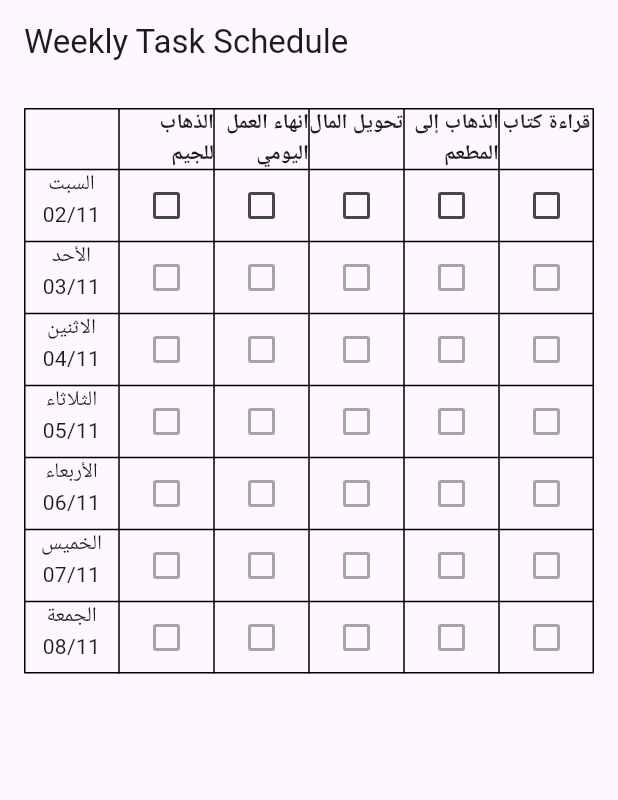
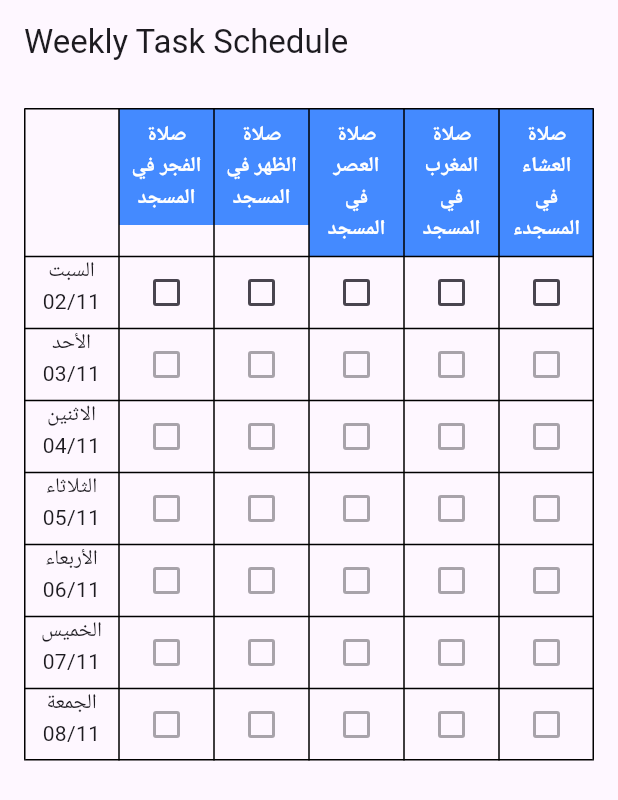
Before and after one commit to hmada2024/observer, a Flutter app: the screen it shows after launch, on a phone screen of 412 x 824 dp. Shown: the top 800 px of the screen. Run offline on Flutter 3.47's test engine with Material 3 defaults, Android fonts, the phone set to English and light mode, and no system bars; our stand-ins replace get, shared_preferences.

Commit message:
clean for comints  and change the tasks

```diff
--- a/lib/controllers/task_controller.dart
+++ b/lib/controllers/task_controller.dart
@@ -4,6 +4,7 @@ import 'dart:convert';
 
 class TaskController extends GetxController {
   var taskCompletionStatus = List.generate(7, (index) => List<bool>.filled(5, false)).obs;
+  var isLoading = true.obs; // مؤشر التحميل
 
   @override
   void onInit() {
@@ -17,14 +18,15 @@ class TaskController extends GetxController {
 
   void toggleTaskCompletion(int dayIndex, int taskIndex, bool isCompleted) {
     taskCompletionStatus[dayIndex][taskIndex] = isCompleted;
-    taskCompletionStatus.refresh();
+    taskCompletionStatus.refresh(); // تحديث الواجهة بشكل صحيح
     saveTasks();
   }
 
-  // تعديل الفانكشن للتحقق مما إذا كان التاريخ في المستقبل وليس اليوم الحالي
   bool isDateInFuture(DateTime date) {
     DateTime now = DateTime.now();
-    return date.isAfter(DateTime(now.year, now.month, now.day).add(Duration(days: 1)));
+    DateTime today = DateTime(now.year, now.month, now.day);
+    DateTime comparedDate = DateTime(date.year, date.month, date.day); // تجاهل التوقيت والتعامل مع التواريخ فقط
+    return comparedDate.isAfter(today);
   }
 
   void saveTasks() async {
@@ -40,5 +42,6 @@ class TaskController extends GetxController {
         jsonDecode(status).map((item) => List<bool>.from(item))
       );
     }
+    isLoading.value = false; // إخفاء مؤشر التحميل بعد تحميل البيانات
   }
 }
--- a/lib/pages/weekly_task_schedule.dart
+++ b/lib/pages/weekly_task_schedule.dart
@@ -21,11 +21,12 @@ class WeeklyTaskSchedule extends StatelessWidget {
     ];
 
     List<String> tasks = [
-      'الذهاب للجيم',
-      'انهاء العمل اليومي',
-      'تحويل المال',
-      'الذهاب إلى المطعم',
-      'قراءة كتاب'
+      "صلاة الفجر في المسجد",
+      "صلاة الظهر في المسجد",
+      "صلاة العصر في المسجد",
+      "صلاة المغرب في المسجد",
+      "صلاة العشاء في المسجدء",
+
     ];
 
     DateTime now = DateTime.now();
@@ -36,7 +37,11 @@ class WeeklyTaskSchedule extends StatelessWidget {
       appBar: AppBar(
         title: Text('Weekly Task Schedule', textAlign: TextAlign.right),
       ),
-      body: Padding(
+      body: Obx(() {
+        if (taskController.isLoading.value) {
+          return Center(child: CircularProgressIndicator());
+        } else {
+          return Padding(
             padding: const EdgeInsets.all(16.0),
             child: Table(
               border: TableBorder.all(),
@@ -46,11 +51,15 @@ class WeeklyTaskSchedule extends StatelessWidget {
                   children: [
                     SizedBox.shrink(),
                     for (var task in tasks)
-                  Center(
+                      Container(
+                        decoration: BoxDecoration(color: Colors.blueAccent),
+                        padding: EdgeInsets.all(8.0),
+                        child: Center(
                           child: Text(
                             task,
-                      style: TextStyle(fontWeight: FontWeight.bold),
-                      textAlign: TextAlign.right,
+                            style: TextStyle(fontWeight: FontWeight.bold, color: Colors.white),
+                            textAlign: TextAlign.center,
+                          ),
                         ),
                       ),
                   ],
@@ -71,12 +80,15 @@ class WeeklyTaskSchedule extends StatelessWidget {
                         Center(
                           child: Obx(() {
                             bool isFuture = taskController.isDateInFuture(weekDates[j]);
-                        return Checkbox(
+                            return Tooltip(
+                              message: isFuture ? "لا يمكن تعديل المهام للمستقبل" : "اضغط لتعديل الحالة",
+                              child: Checkbox(
                                 value: taskController.isTaskCompleted(j, i),
                                 onChanged: isFuture ? null : (bool? value) {
                                   taskController.toggleTaskCompletion(j, i, value!);
                                 },
                                 activeColor: isFuture ? Colors.grey : Colors.blue, // تغيير لون المربع
+                              ),
                             );
                           }),
                         ),
@@ -84,7 +96,9 @@ class WeeklyTaskSchedule extends StatelessWidget {
                   ),
               ],
             ),
-      ),
+          );
+        }
+      }),
     );
   }
 }
```
Lines whose indentation alone changed are shown as unchanged.
